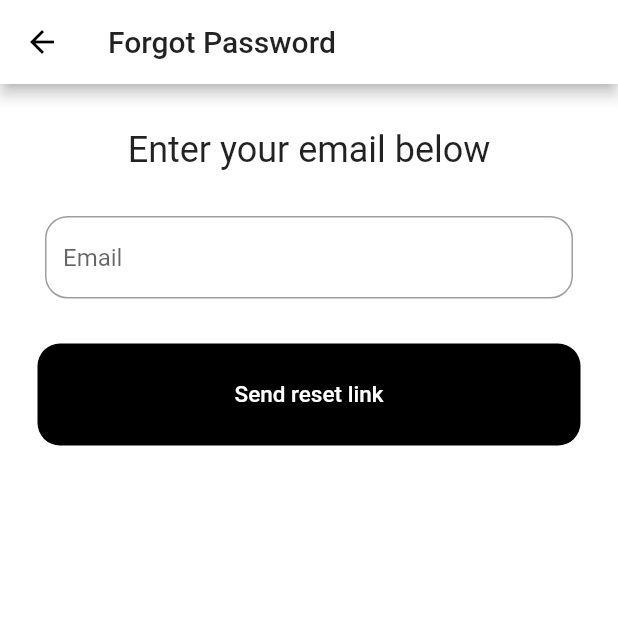
After one commit to JackWangCA/RideShare-App, a Flutter app: the ForgotPasswordPage screen opened directly, on a phone screen of 412 x 824 dp, the top half of it. The commit adds this screen. Run offline on Flutter 3.47's test engine with Material 2 defaults, Android fonts, the phone set to English and light mode, and no system bars; our stand-ins replace firebase_auth, firebase_core, settings_ui, shared_preferences; accounts and stored records are empty.

Commit message:
Forgot Password has been implemented

```diff
--- a/rideshare/lib/constants/theme.dart
+++ b/rideshare/lib/constants/theme.dart
@@ -2,7 +2,6 @@ import 'package:flutter/material.dart';
 
 ThemeData lightTheme = ThemeData(
   brightness: Brightness.light,
-  accentColor: Colors.black,
   visualDensity: VisualDensity.comfortable,
   canvasColor: Colors.white,
   buttonColor: Colors.black,
@@ -45,7 +44,6 @@ ThemeData lightTheme = ThemeData(
 ThemeData darkTheme = ThemeData(
   brightness: Brightness.dark,
   visualDensity: VisualDensity.comfortable,
-  accentColor: Colors.white,
   canvasColor: Colors.black,
   buttonColor: Colors.white,
   appBarTheme: const AppBarTheme(
--- /dev/null
+++ b/rideshare/lib/screens/ForgotPasswordScreen.dart
@@ -0,0 +1,104 @@
+import 'package:firebase_auth/firebase_auth.dart';
+import 'package:flutter/material.dart';
+import 'package:flutter/src/widgets/framework.dart';
+import 'package:flutter/src/widgets/placeholder.dart';
+
+import '../components/myButton.dart';
+import '../components/myTextField.dart';
+
+class ForgotPasswordPage extends StatefulWidget {
+  const ForgotPasswordPage({super.key});
+
+  @override
+  State<ForgotPasswordPage> createState() => _ForgotPasswordPageState();
+}
+
+class _ForgotPasswordPageState extends State<ForgotPasswordPage> {
+  final emailController = TextEditingController();
+  @override
+  void dispose() {
+    emailController.dispose();
+    super.dispose();
+  }
+
+  Future passwordReset() async {
+    //try to end password reset link
+    try {
+      await FirebaseAuth.instance
+          .sendPasswordResetEmail(email: emailController.text.trim());
+      showMessage("Email sent! Check your inbox!");
+    } on FirebaseAuthException catch (e) {
+      //missing email
+      if (e.code == "missing-email") {
+        showMessage("You have't entered an email yet!");
+      }
+      //email format incorrect
+      else if (e.code == "invalid-email") {
+        showMessage("The formatting doesn't seem right");
+      }
+      //user does not exist in database
+      else if (e.code == "user-not-found") {
+        showMessage("You haven't signed up yet");
+      }
+      //all other situations
+      else {
+        showMessage(e.code);
+      }
+    }
+  }
+
+  void showMessage(String title) {
+    showDialog(
+        context: context,
+        builder: (context) {
+          return AlertDialog(
+            shape: RoundedRectangleBorder(
+              borderRadius: BorderRadius.circular(15.0),
+            ),
+            contentPadding: const EdgeInsets.all(10.0),
+            title: Text(
+              title,
+              style: Theme.of(context).textTheme.bodyMedium,
+            ),
+          );
+        });
+  }
+
+  @override
+  Widget build(BuildContext context) {
+    return Scaffold(
+      appBar: AppBar(
+        title: Text(
+          'Forgot Password',
+          style: Theme.of(context).textTheme.titleLarge,
+        ),
+      ),
+      body: Column(
+        children: [
+          Padding(
+            padding: const EdgeInsets.all(30.0),
+            child: Text(
+              "Enter your email below",
+              style: Theme.of(context).textTheme.headlineSmall,
+            ),
+          ),
+          MyTextField(
+            controller: emailController,
+            hintText: 'Email',
+            obscureText: false,
+            inputType: TextInputType.emailAddress,
+          ),
+          const SizedBox(
+            height: 30.0,
+          ),
+          MyButton(
+            text: "Send reset link",
+            onTap: () {
+              passwordReset();
+            },
+          ),
+        ],
+      ),
+    );
+  }
+}
```
Also changed, not shown: rideshare/lib/screens/SignInScreen.dart (+24 -4 lines).
